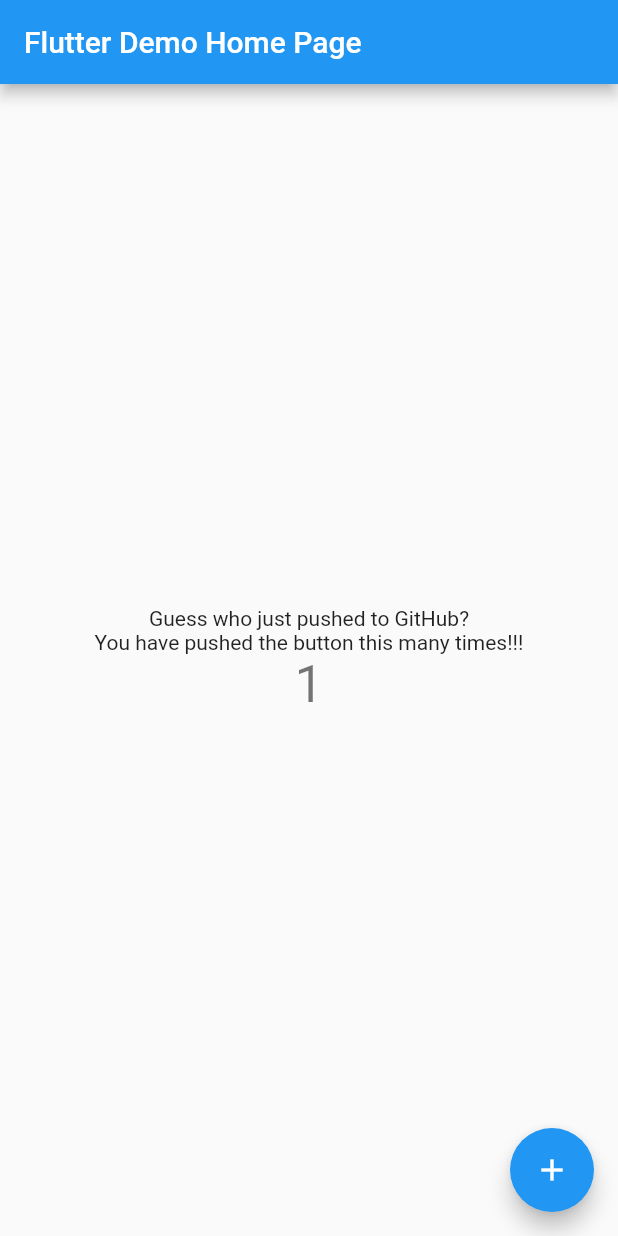
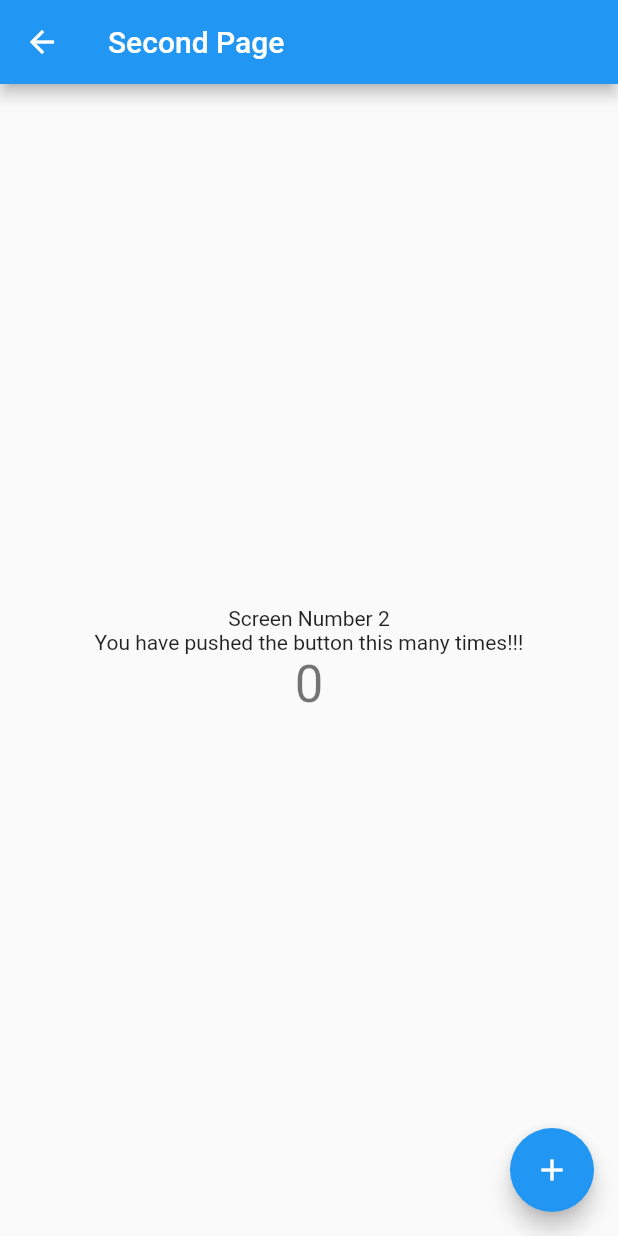
Before and after one commit to VictorTPhan/CS_4750-01_App, a Flutter app: the MyHomePage screen opened directly, after a tap on the "add" icon, on a phone screen of 412 x 824 dp. Run offline on Flutter 3.47's test engine with Material 2 defaults, Android fonts, the phone set to English and light mode, and no system bars.

Commit message:
Basic Navigation implemented

```diff
--- a/lib/main.dart
+++ b/lib/main.dart
@@ -1,4 +1,5 @@
 import 'package:flutter/material.dart';
+import 'new_page.dart';
 
 void main() {
   runApp(MyApp());
@@ -58,6 +59,11 @@ class _MyHomePageState extends State<MyHomePage> {
       _counter++;
       print("The counter has been increased to " + _counter.toString());
     });
+
+    Navigator.push(
+      context,
+      MaterialPageRoute(builder: (context) => MySecondPage(title: "Second Page")),
+    );
   }
 
   @override
@@ -95,7 +101,7 @@ class _MyHomePageState extends State<MyHomePage> {
           mainAxisAlignment: MainAxisAlignment.center,
           children: <Widget>[
             Text(
-              'Guess who just pushed to GitHub?',
+              'Guess who just pushed to GitHub? - Screen 1',
             ),
             Text(
               'You have pushed the button this many times!!!',
--- /dev/null
+++ b/lib/new_page.dart
@@ -0,0 +1,61 @@
+import 'package:flutter/material.dart';
+import 'package:my_first_flutter_app/another_page.dart';
+
+class MySecondPage extends StatefulWidget {
+  MySecondPage({Key? key, required this.title}) : super(key: key);
+
+  final String title;
+
+  @override
+  _MySecondPageState createState() => _MySecondPageState();
+}
+
+class _MySecondPageState extends State<MySecondPage> {
+  int _counter = 0;
+
+  void _incrementCounter() {
+    setState(() {
+      _counter++;
+      print("The counter has been increased to " + _counter.toString());
+    });
+
+    Navigator.push(
+      context,
+      MaterialPageRoute(builder: (context) => MyThirdPage(title: "Third Page")),
+    );
+  }
+
+  @override
+  Widget build(BuildContext context) {
+    return Scaffold(
+      appBar: AppBar(
+        title: Text(widget.title),
+      ),
+      body: Center(
+        child: Column(
+          mainAxisAlignment: MainAxisAlignment.center,
+          children: <Widget>[
+            Text(
+              'Screen Number 2',
+            ),
+            Text(
+              'You have pushed the button this many times!!!',
+            ),
+            Text(
+              '$_counter',
+              style: Theme
+                  .of(context)
+                  .textTheme
+                  .headline4,
+            ),
+          ],
+        ),
+      ),
+      floatingActionButton: FloatingActionButton(
+        onPressed: _incrementCounter,
+        tooltip: 'Increment',
+        child: Icon(Icons.add),
+      ),
+    );
+  }
+}
```
Also changed, not shown: lib/another_page.dart (added, +61 -0 lines).
